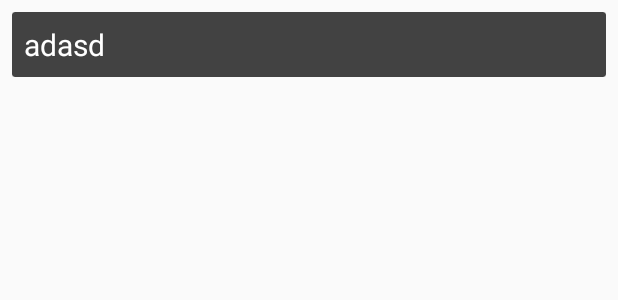
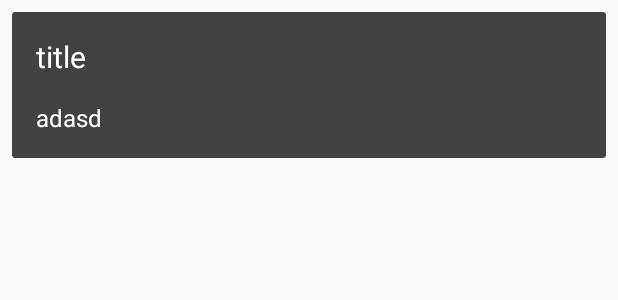
Before and after one commit to JBuhay34/NoteTakingApp, an Android app: the layout notes_list_item.xml on its own in the app's theme, with its tools: preview values and no code run, on a phone screen of 412 x 824 dp. Shown: the top 300 px of the screen. Run offline under Robolectric (Android 15) with nearby library versions, the phone set to English and light mode, and no system bars.

Commit message:
Added an insert Note functionality to the app. Able to insert it into an SQL Database

```diff
--- a/app/src/main/java/com/example/justinbuhay/myownkeep/database/NoteTakingContract.java
+++ b/app/src/main/java/com/example/justinbuhay/myownkeep/database/NoteTakingContract.java
@@ -15,7 +15,7 @@ public class NoteTakingContract {
     }
 
     public static class NoteTakingEntry implements BaseColumns{
-        public static final String TABLE_NAME = "notes.db";
+        public static final String TABLE_NAME = "notes";
         public static final String _ID = BaseColumns._ID;
         public static final String COLUMN_NOTE_TITLE = "notetitle";
         public static final String COLUMN_ACTUAL_NOTE = "actualnote";
--- a/app/src/main/res/layout/notes_list_item.xml
+++ b/app/src/main/res/layout/notes_list_item.xml
@@ -12,15 +12,32 @@
         android:padding="16dp"
         app:cardBackgroundColor="@color/cardview_dark_background">
 
+        <LinearLayout xmlns:android="http://schemas.android.com/apk/res/android"
+            xmlns:app="http://schemas.android.com/apk/res-auto"
+            android:orientation="vertical"
+            android:layout_margin="8dp"
+            android:layout_width="match_parent"
+            android:layout_height="wrap_content">
+
+        <TextView
+            android:id="@+id/the_note_title"
+            android:layout_height="wrap_content"
+            android:layout_width="match_parent"
+            android:text="title"
+            android:padding="8dp"
+            android:textSize="20sp"
+            android:textColor="@color/colorWhite"/>
+
         <TextView
             android:id="@+id/the_note_description"
             android:layout_height="wrap_content"
             android:layout_width="match_parent"
             android:text="adasd"
             android:padding="8dp"
-            android:textSize="20sp"
+            android:textSize="16sp"
             android:textColor="@color/colorWhite"/>
 
+        </LinearLayout>
 
     </android.support.v7.widget.CardView>
 
```
Also changed, not shown: app/src/main/java/com/example/justinbuhay/myownkeep/AddedNoteActivity.java (+16 -0 lines), app/src/main/java/com/example/justinbuhay/myownkeep/MainActivity.java (+26 -11 lines), app/src/main/java/com/example/justinbuhay/myownkeep/Note.java (added, +24 -0 lines), app/src/main/java/com/example/justinbuhay/myownkeep/NotesAdapter.java (+11 -7 lines), app/src/main/java/com/example/justinbuhay/myownkeep/database/KeepReaderDbHelper.java (+72 -0 lines).
